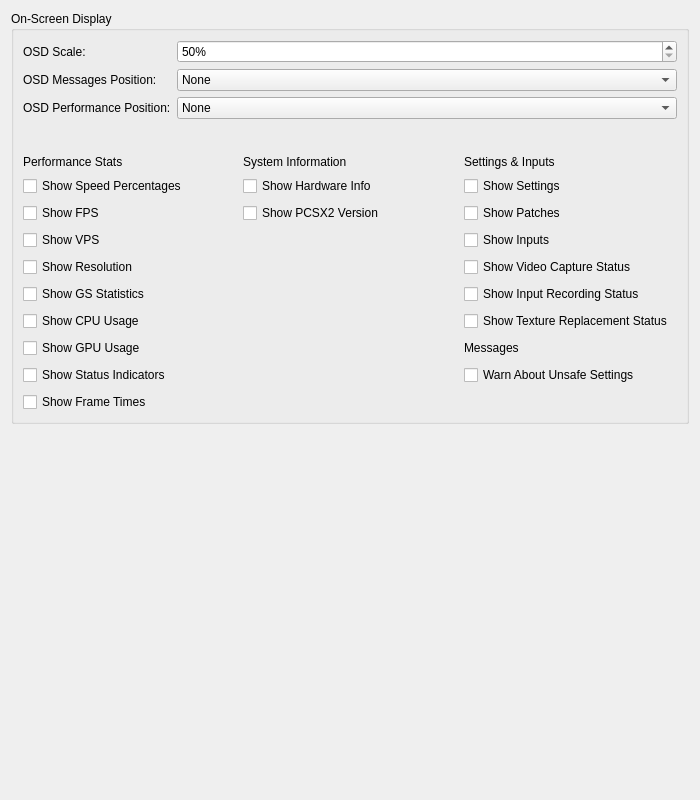
Old version of the form pcsx2-qt/Settings/OSDSettingsWidget.ui in the repository PCSX2/pcsx2.
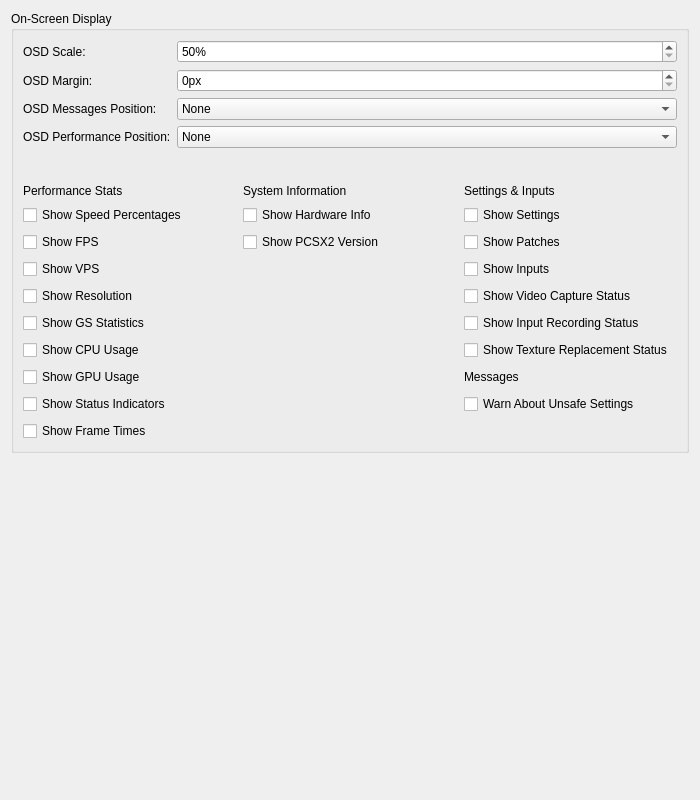
New version of the form.

Commit message: Qt/FullscreenUI: Add OSD Margin setting

Patch:
```diff
--- a/pcsx2-qt/Settings/OSDSettingsWidget.ui
+++ b/pcsx2-qt/Settings/OSDSettingsWidget.ui
@@ -20,7 +20,7 @@
       <string>On-Screen Display</string>
      </property>
      <layout class="QGridLayout" name="gridLayout">
-      <item row="1" column="0">
+      <item row="2" column="0">
        <widget class="QLabel" name="messagesPosLabel">
         <property name="text">
          <string>OSD Messages Position:</string>
@@ -49,7 +49,7 @@
         </property>
        </widget>
       </item>
-      <item row="1" column="1">
+      <item row="2" column="1">
        <widget class="QComboBox" name="messagesPos">
         <item>
          <property name="text">
@@ -103,7 +103,7 @@
         </item>
        </widget>
       </item>
-      <item row="4" column="0" colspan="2">
+      <item row="5" column="0" colspan="2">
        <layout class="QGridLayout" name="optionLayout" rowstretch="0,0,0,0,0,0,0,0,0,0,0">
         <property name="sizeConstraint">
          <enum>QLayout::SizeConstraint::SetDefaultConstraint</enum>
@@ -280,7 +280,36 @@
         </property>
        </widget>
       </item>
-      <item row="2" column="1">
+      <item row="1" column="0">
+       <widget class="QLabel" name="marginLabel">
+        <property name="text">
+         <string>OSD Margin:</string>
+        </property>
+        <property name="buddy">
+         <cstring>margin</cstring>
+        </property>
+       </widget>
+      </item>
+      <item row="1" column="1">
+       <widget class="QSpinBox" name="margin">
+        <property name="sizePolicy">
+         <sizepolicy hsizetype="MinimumExpanding" vsizetype="Fixed">
+          <horstretch>0</horstretch>
+          <verstretch>0</verstretch>
+         </sizepolicy>
+        </property>
+        <property name="suffix">
+         <string>px</string>
+        </property>
+        <property name="minimum">
+         <number>0</number>
+        </property>
+        <property name="maximum">
+         <number>100</number>
+        </property>
+       </widget>
+      </item>
+      <item row="3" column="1">
        <widget class="QComboBox" name="performancePos">
         <item>
          <property name="text">
@@ -334,7 +363,7 @@
         </item>
        </widget>
       </item>
-      <item row="3" column="0" colspan="2">
+      <item row="4" column="0" colspan="2">
        <spacer name="checkboxSpacer">
         <property name="orientation">
          <enum>Qt::Orientation::Vertical</enum>
@@ -350,7 +379,7 @@
         </property>
        </spacer>
       </item>
-      <item row="2" column="0">
+      <item row="3" column="0">
        <widget class="QLabel" name="performancePosLabel">
         <property name="text">
          <string>OSD Performance Position:</string>
```
Left out of the diff: 1 changed line with no effect on the pictures. The commit also changes 7 other files.
